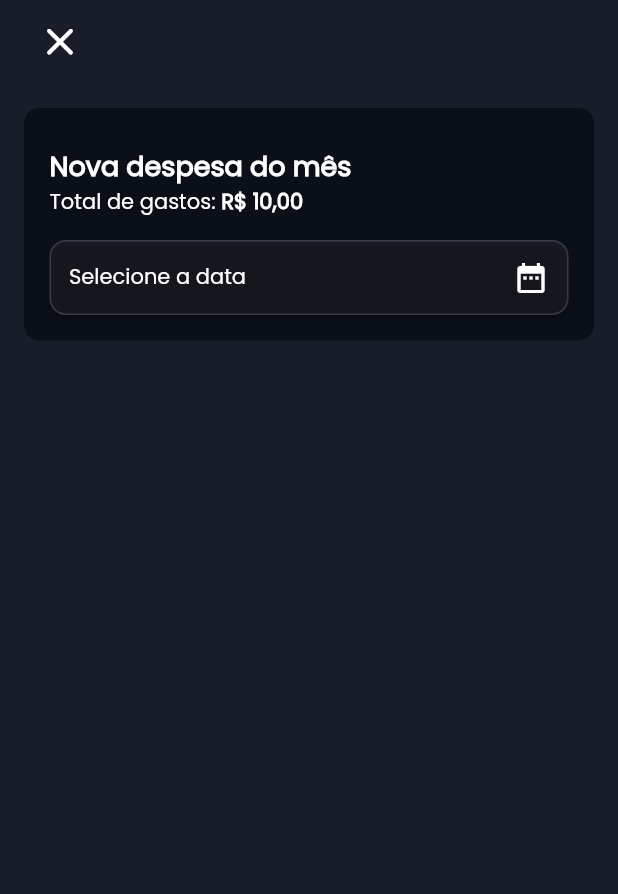
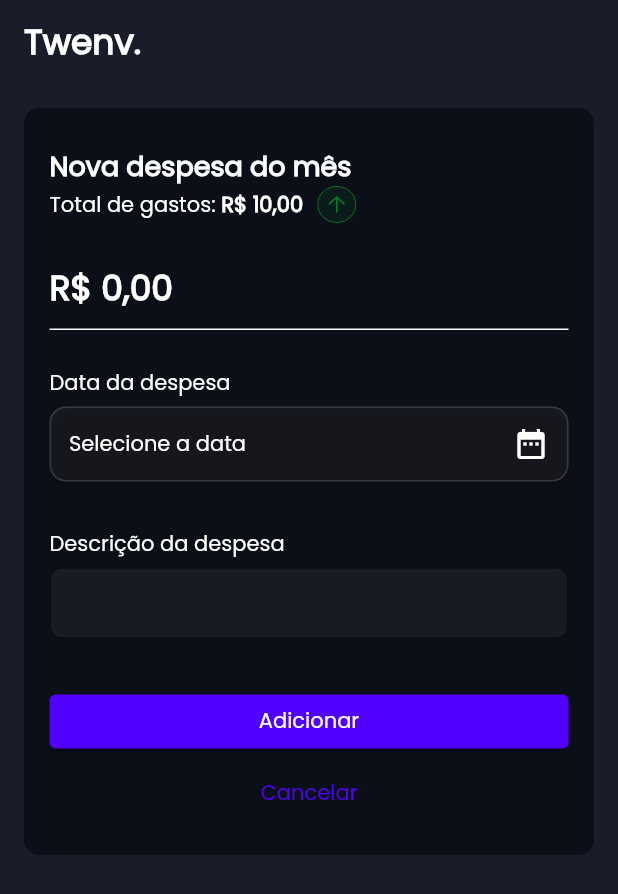
Before and after one commit to eric-oliveira23/twenv-flutter, a Flutter app: the AddValuePage screen opened directly, on a phone screen of 412 x 824 dp. Shown: the top 894 px of the screen. Run offline on Flutter 3.47's test engine with Material 2 defaults, Android fonts, the phone set to English and light mode, and no system bars; drawn by our look-alikes of flutter_animate; our stand-ins replace bloc, firebase_core, flutter_bloc, flutter_masked_text2, flutter_svg; accounts and stored records are empty.

Commit message:
Date picker button Bloc/Add spending layout refactor

```diff
--- a/lib/components/main_content_header.dart
+++ b/lib/components/main_content_header.dart
@@ -34,7 +34,11 @@ class MainContentContainer extends StatelessWidget {
                 ),
                 child: Padding(
                   padding: const EdgeInsets.only(
-                      top: 10, bottom: 17, left: 17, right: 17),
+                    top: 10,
+                    bottom: 17,
+                    left: 17,
+                    right: 17,
+                  ),
                   child: Column(
                     children: [
                       const SizedBox(height: 15),
--- a/lib/pages/add_value_page/add_value_page.dart
+++ b/lib/pages/add_value_page/add_value_page.dart
@@ -1,9 +1,13 @@
 import 'package:flutter/material.dart';
 import 'package:flutter_masked_text2/flutter_masked_text2.dart';
+import 'package:flutter_svg/flutter_svg.dart';
+import 'package:twenv/components/appbar_title.dart';
 import 'package:twenv/pages/add_value_page/add_value_cubit.dart';
 import 'package:flutter_bloc/flutter_bloc.dart';
+import 'package:twenv/util/date_formatter.dart';
 import 'package:twenv/util/price_formatter.dart';
 import '../../components/main_content_header.dart';
+import '../../components/textfield_title.dart';
 
 class AddValuePage extends StatefulWidget {
   const AddValuePage({super.key});
@@ -20,18 +24,10 @@ class _AddValuePageState extends State<AddValuePage> {
     return BlocProvider(
       create: (context) => AddValueCubit(),
       child: Scaffold(
-        resizeToAvoidBottomInset: false,
         appBar: AppBar(
           elevation: 0,
           automaticallyImplyLeading: false,
-          title: IconButton(
-            onPressed: () => Navigator.pop(context),
-            icon: const Icon(
-              Icons.close_rounded,
-              color: Colors.white,
-              size: 31,
-            ),
-          ),
+          title: const AppBarTitle(),
         ),
         body: MainContentContainer(
             child: Column(
@@ -41,7 +37,7 @@ class _AddValuePageState extends State<AddValuePage> {
                 Column(
                   crossAxisAlignment: CrossAxisAlignment.start,
                   children: [
-                    Text(
+                    const Text(
                       'Nova despesa do mês',
                       style: TextStyle(
                         fontWeight: FontWeight.bold,
@@ -50,11 +46,19 @@ class _AddValuePageState extends State<AddValuePage> {
                     ),
                     Row(
                       children: [
-                        Text('Total de gastos: '),
+                        const Text('Total de gastos: '),
                         Text(
                           priceFormatter(10.toString()),
-                          style: TextStyle(
+                          style: const TextStyle(
                             fontWeight: FontWeight.bold,
+                          ),
+                        ),
+                        Tooltip(
+                          message: '5% a mais que o mês anterior',
+                          child: SizedBox(
+                            height: 25,
+                            child:
+                                SvgPicture.asset('assets/images/icon-up.svg'),
                           ),
                         ),
                       ],
@@ -63,8 +67,39 @@ class _AddValuePageState extends State<AddValuePage> {
                 ),
               ],
             ),
-            SizedBox(height: 15),
-            DateButton(),
+            const SizedBox(height: 15),
+            const ValueTextField(),
+            const SizedBox(height: 25),
+            const Row(
+              children: [
+                Text('Data da despesa'),
+              ],
+            ),
+            const SizedBox(height: 5),
+            const DateButton(),
+            const SizedBox(height: 15),
+            const TextFieldWithTitle(title: 'Descrição da despesa'),
+            const SizedBox(height: 15),
+            Row(
+              children: [
+                Expanded(
+                  child: ElevatedButton(
+                    onPressed: () => {},
+                    child: const Text('Adicionar'),
+                  ),
+                ),
+              ],
+            ),
+            Row(
+              children: [
+                Expanded(
+                  child: TextButton(
+                    onPressed: () => Navigator.pop(context),
+                    child: const Text('Cancelar'),
+                  ),
+                ),
+              ],
+            ),
           ],
         )),
       ),
@@ -104,7 +139,7 @@ class DateButton extends StatelessWidget {
             children: [
               Text(
                 state is AddValuesDateSelected
-                    ? state.date.toString()
+                    ? formatDate(state.date)
                     : 'Selecione a data',
               ),
               const Icon(Icons.date_range),
@@ -141,6 +176,7 @@ class _ValueTextFieldState extends State<ValueTextField> {
   @override
   Widget build(BuildContext context) {
     return TextField(
+      keyboardType: TextInputType.number,
       decoration: const InputDecoration(
         focusedBorder: UnderlineInputBorder(
           borderSide: BorderSide(
@@ -155,6 +191,7 @@ class _ValueTextFieldState extends State<ValueTextField> {
       ),
       style: const TextStyle(
         color: Colors.white,
+        fontWeight: FontWeight.bold,
         fontSize: 23,
       ),
       controller: maskFormatter,
--- a/lib/pages/home_page.dart
+++ b/lib/pages/home_page.dart
@@ -4,7 +4,7 @@ import 'package:flutter_svg/flutter_svg.dart';
 import 'package:twenv/pages/spending_page.dart';
 import 'package:twenv/theme/colors.dart';
 
-import '../components/appbar_content.dart';
+import '../components/appbar_title.dart';
 import '../components/main_content_header.dart';
 
 class HomePage extends StatefulWidget {
--- a/lib/pages/login_page.dart
+++ b/lib/pages/login_page.dart
@@ -1,6 +1,6 @@
 import 'package:flutter/material.dart';
 import 'package:twenv/pages/home_page.dart';
-import '../components/appbar_content.dart';
+import '../components/appbar_title.dart';
 import '../theme/colors.dart';
 
 class LoginPage extends StatefulWidget {
--- a/lib/pages/register_page.dart
+++ b/lib/pages/register_page.dart
@@ -1,6 +1,6 @@
 import 'package:flutter/material.dart';
 import 'package:twenv/pages/home_page.dart';
-import '../components/appbar_content.dart';
+import '../components/appbar_title.dart';
 import '../theme/colors.dart';
 import 'login_page.dart';
 
--- a/lib/pages/spending_page.dart
+++ b/lib/pages/spending_page.dart
@@ -1,6 +1,6 @@
 import 'package:flutter/material.dart';
 import 'package:twenv/model/spending_model.dart';
-import '../components/appbar_content.dart';
+import '../components/appbar_title.dart';
 import '../components/fab.dart';
 import '../components/main_content_header.dart';
 import '../components/tiles/spending_tile.dart';
--- /dev/null
+++ b/lib/util/date_formatter.dart
@@ -0,0 +1,6 @@
+import 'package:intl/intl.dart';
+
+String formatDate(DateTime date) {
+  final formatter = DateFormat('dd/MM/yyyy');
+  return formatter.format(date);
+}
```
Also changed, not shown: lib/components/appbar_title.dart (renamed from lib/components/appbar_content.dart).
